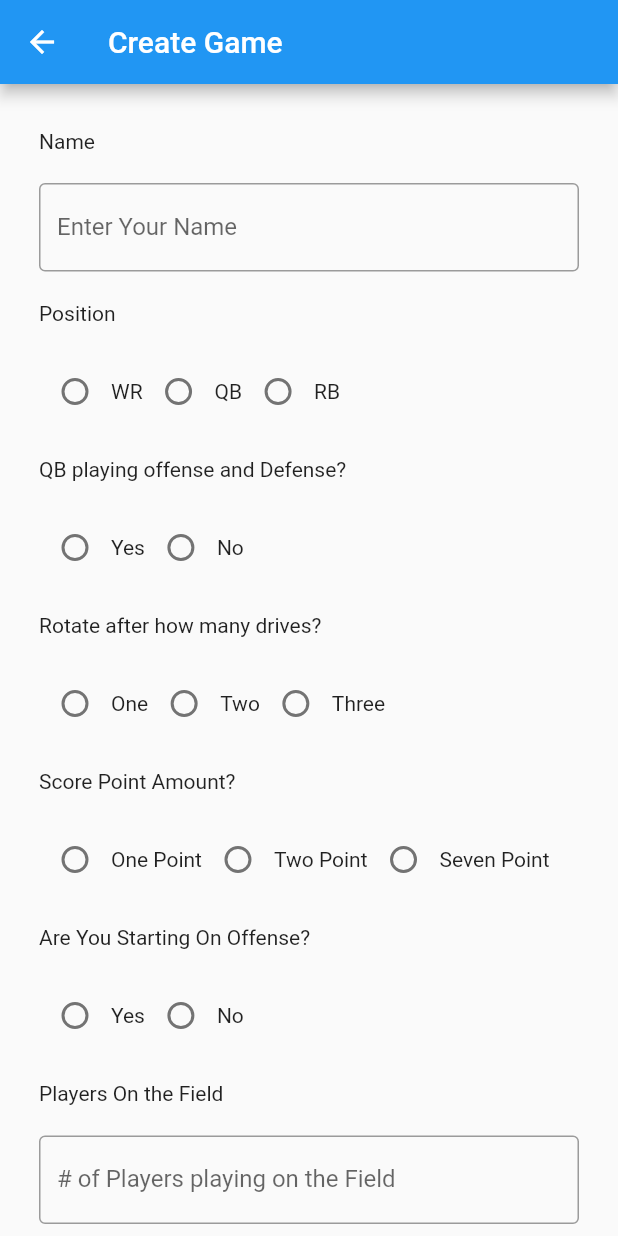
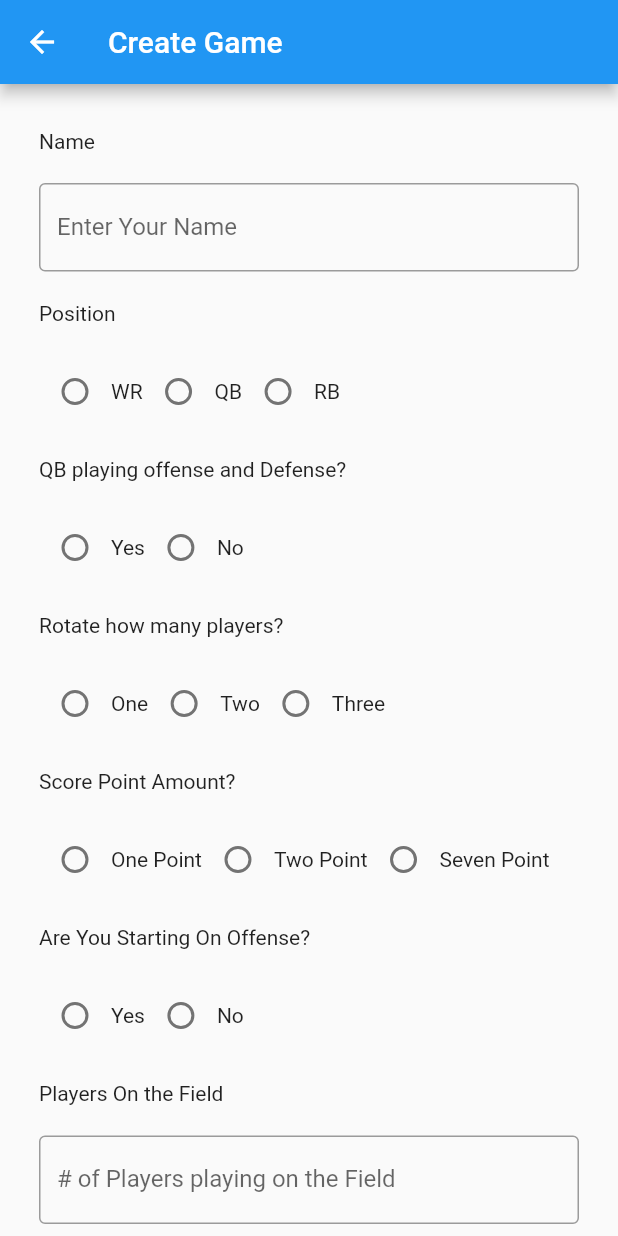
Before and after one commit to esteakshapin/pickupfootball, a Flutter app: the CreateGameSettings screen opened directly, on a phone screen of 412 x 824 dp. Run offline on Flutter 3.47's test engine with Material 2 defaults, Android fonts, the phone set to English and light mode, and no system bars; drawn by our look-alikes of oktoast; our stand-ins replace faker, google_fonts.

Commit message:
fixed typo in create game;

```diff
--- a/lib/screens/create_game.dart
+++ b/lib/screens/create_game.dart
@@ -170,7 +170,7 @@ class _CreateGameSettingsState extends State<CreateGameSettings> {
                         ],
                       ),
                       CreateGameSettings.default_height_spacer,
-                      Text("Rotate after how many drives?"),
+                      Text("Rotate how many players?"),
                       CreateGameSettings.default_height_spacer,
                       Row(
                         children: [
```
